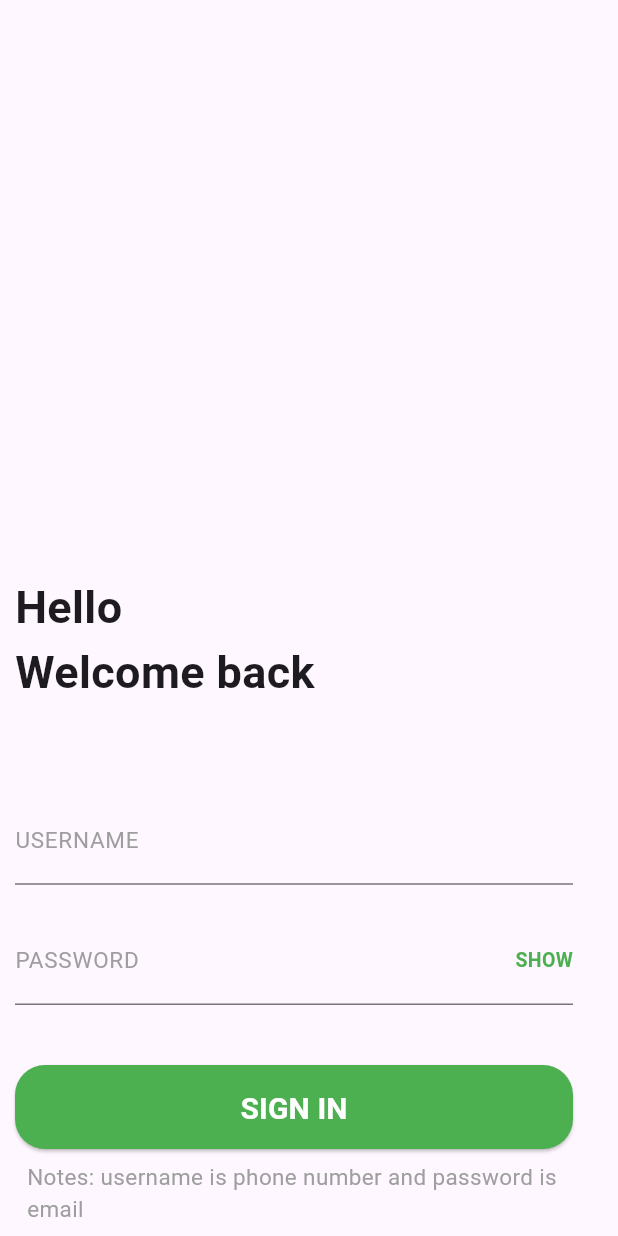
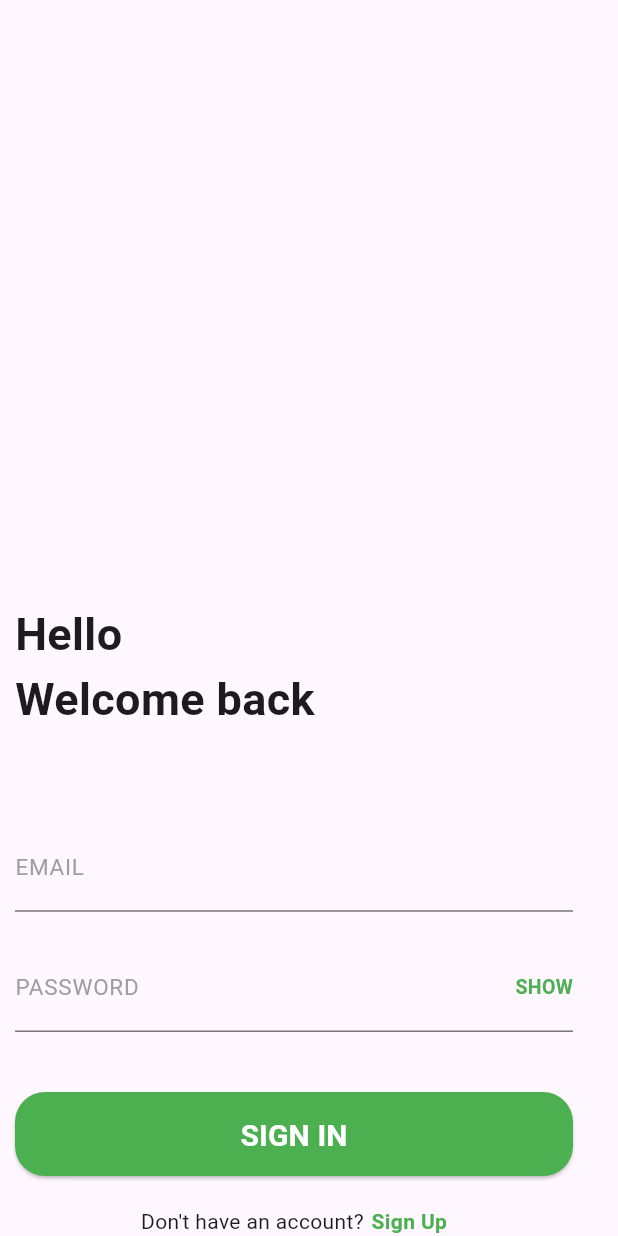
Before and after one commit to Khanhnguyen2408/smartcar, a Flutter app: the MyLoginScreen screen opened directly, on a phone screen of 412 x 824 dp. Run offline on Flutter 3.47's test engine with Material 3 defaults, Android fonts, the phone set to English and light mode, and no system bars; our stand-ins replace firebase_auth, firebase_core, firebase_database, geolocator, google_maps_flutter, google_nav_bar; missing offline and left inert: flutter_polyline_points; accounts and stored records are empty.

Commit message:
update 4

```diff
--- a/lib/history.dart
+++ b/lib/history.dart
@@ -4,7 +4,7 @@ import 'package:flutter/cupertino.dart';
 import 'package:flutter/material.dart';
 import 'package:flutter/widgets.dart';
 import 'package:google_nav_bar/google_nav_bar.dart';
-import 'package:smartcar/login.dart';
+import 'package:smartcar/sign_page/login.dart';
 import 'map_screen.dart';
 // lấy dữ liệu từ trên firebase để hiện lên trên thành list
 class RealTimeCRUDEdatabase extends StatefulWidget {
--- a/lib/main.dart
+++ b/lib/main.dart
@@ -2,6 +2,7 @@
 import 'package:flutter/cupertino.dart';
 import 'package:flutter/material.dart';
 import 'package:flutter/widgets.dart';
+import 'package:smartcar/sign_page/login.dart';
 import 'package:smartcar/map_screen.dart';
 import 'detailscreen.dart';
 import 'package:firebase_core/firebase_core.dart';
@@ -17,7 +18,7 @@ class MyApp extends StatelessWidget{
   @override
   Widget build(BuildContext context) {
     return MaterialApp(
-      home: MapScreen(),
+      home: MyLoginScreen(),
       debugShowCheckedModeBanner: false,
     );
   }
@@ -28,6 +29,7 @@ class HomeScreen extends StatefulWidget{
   State<HomeScreen> createState()=>_HomeScreenState();
 }
 class _HomeScreenState extends State<HomeScreen>{
+  int _selectedIndex =0;
   @override
   Widget build(BuildContext context) {
     return Scaffold(
--- a/lib/login.dart
+++ b/lib/sign_page/login.dart
@@ -1,21 +1,29 @@
 import 'package:flutter/material.dart';
+import 'package:smartcar/global/common/toast.dart';
 import 'package:smartcar/map_screen.dart';
-import 'package:firebase_database/firebase_database.dart';
+import 'package:firebase_auth/firebase_auth.dart';
+import 'package:smartcar/auth/auth.dart';
+import 'package:smartcar/sign_page/signup.dart';
+
+import '../main.dart';
 class MyLoginScreen extends StatefulWidget{
   const MyLoginScreen ({super.key});
   @override
   State<MyLoginScreen> createState() => _MyLoginScreen();
 }
 class _MyLoginScreen extends State<MyLoginScreen>{
-  bool _isShowOn = true;
+  final FirebaseAuthService _auth = FirebaseAuthService();
+  bool _isLogin = false; // bien nay de xuat hien vòng tron khi nhan login
+  bool _isShowOn = true;// bien nay de xem co hien password khong
   //hai bien nay de luu du lieu username va password
-  final TextEditingController username =new TextEditingController();
-  final TextEditingController password =new TextEditingController();
-  final databaseReference = FirebaseDatabase.instance.ref("Login"); // tao bien tham chieu truyen len firebase realtime database
-  var _usernameErr = "Tai khoản khong hợp le";
-  var _passwordErr = "Mat khau khong hop le ";
-  var _userInvl = false;
-  var _passInvl = false;
+  TextEditingController emailController = TextEditingController();
+  TextEditingController passwordController = TextEditingController();
+  @override
+  void dispose(){
+    emailController.dispose();
+    passwordController.dispose();
+    super.dispose();
+  }
   @override
   Widget build(BuildContext context) {
    return Scaffold(
@@ -34,13 +42,12 @@ class _MyLoginScreen extends State<MyLoginScreen>{
            Padding(
              padding: const EdgeInsets.only(bottom: 20),
              child: TextField(
-               controller: username,
+               controller: emailController,
                keyboardType: TextInputType.text,
                style: TextStyle(fontSize: 19,color: Colors.black),
                decoration: InputDecoration(
-                   labelText: 'USERNAME',
+                   labelText: 'EMAIL',
                    labelStyle: TextStyle(color: Colors.grey,fontSize: 15),
-                   errorText: _userInvl ? _usernameErr : null
                ),
              ),
            ),
@@ -50,14 +57,13 @@ class _MyLoginScreen extends State<MyLoginScreen>{
                  alignment: AlignmentDirectional.centerEnd,
                  children:[
                    TextField(
-                     controller: password,
+                     controller: passwordController,
                      keyboardType: TextInputType.text,
                      style: TextStyle(fontSize: 19,color: Colors.black),
                      obscureText: _isShowOn,
                      decoration: InputDecoration(
                          labelText: 'PASSWORD',
                          labelStyle: TextStyle(color: Colors.grey,fontSize: 15),
-                         errorText: _passInvl ? _passwordErr : null
                      ),
                    ),
                    GestureDetector(// giup bat tat show password
@@ -76,7 +82,7 @@ class _MyLoginScreen extends State<MyLoginScreen>{
              height: 56,
              child: ElevatedButton(
                 onPressed: (){
-                  onClicked();
+                  _signIn();
                 },
                  style: ElevatedButton.styleFrom(
                    backgroundColor: Colors.green,
@@ -85,39 +91,42 @@ class _MyLoginScreen extends State<MyLoginScreen>{
                      borderRadius: BorderRadius.circular(20)
                    )
                  ),
-               child: Text('SIGN IN',style: TextStyle(fontSize: 20,fontWeight: FontWeight.bold,color: Colors.white),),
+               child: _isLogin ? CircularProgressIndicator(color: Colors.white,) : Text('SIGN IN',style: TextStyle(fontSize: 20,fontWeight: FontWeight.bold,color: Colors.white),),
              ),
            ),
-          Padding(
-            padding: const EdgeInsets.all(8.0),
-            child: Text('Notes: username is phone number and password is email',style: TextStyle(fontSize: 15,color: Colors.grey),),
+          SizedBox(height: 20,),
+          Row(mainAxisAlignment: MainAxisAlignment.center,
+            children: [
+              Text("Don't have an account?"),
+              SizedBox(width: 5,),
+              GestureDetector(
+                onTap: (){
+                  Navigator.push(context, MaterialPageRoute(builder: (context)=> SignUpScreen()));
+                },
+                child: Text("Sign Up",style: TextStyle(color: Colors.green,fontWeight: FontWeight.bold),),
+              )
+            ],
           )
          ],
        ),
      ),
    );
   }
-  //khi nguoi dung an vao sign in
-  void onClicked(){
+  void _signIn() async{
     setState(() {
-      if(username.text.length==10 && username.text.startsWith('0')){
-        _userInvl = false;
-      }else{
-        _userInvl = true;
-      }
-      if(password.text.contains('@')){
-        _passInvl = false;
-      }else{
-        _passInvl = true;
-      }
-      if(_userInvl==false && _passInvl==false){
-        final id = DateTime.now().millisecondsSinceEpoch.toString();
-        databaseReference.child(id).set({
-          'SDT':username.text.toString(),
-          'email':password.text.toString()
-        });
-        Navigator.push(context, MaterialPageRoute(builder: (context)=>MapScreen()));
-      }
+      _isLogin = true;
     });
+    String email = emailController.text;
+    String password = passwordController.text;
+    User? user = await _auth.signInWithEmailAndPassword(email, password);
+    setState(() {
+      _isLogin=false;
+    });
+    if(user!= null){
+      showToast(message: "User is successfully Sign In");
+      Navigator.push(context, MaterialPageRoute(builder: (context)=>HomeScreen()));
+    }else{
+      print('An error occured');
+    }
   }
 }
--- a/pubspec.yaml
+++ b/pubspec.yaml
@@ -40,7 +40,12 @@ dependencies:
   google_maps_flutter: ^2.7.0
   firebase_core: ^2.31.0
   firebase_database: ^10.5.7
+  firebase_auth: ^4.20.0
+  cloud_firestore: ^4.8.2
   google_nav_bar: ^5.0.6
+  flutter_dotenv: ^5.1.0
+  geolocator: ^8.2.1
+  fluttertoast: ^8.2.8
 
 dev_dependencies:
   flutter_test:
```
Also changed, not shown: lib/map_screen.dart (+51 -2 lines), lib/sign_page/logout.dart (renamed from lib/logout.dart, +7 -3 lines), pubspec.lock, 5 other files. Lines whose indentation alone changed are shown as unchanged.
